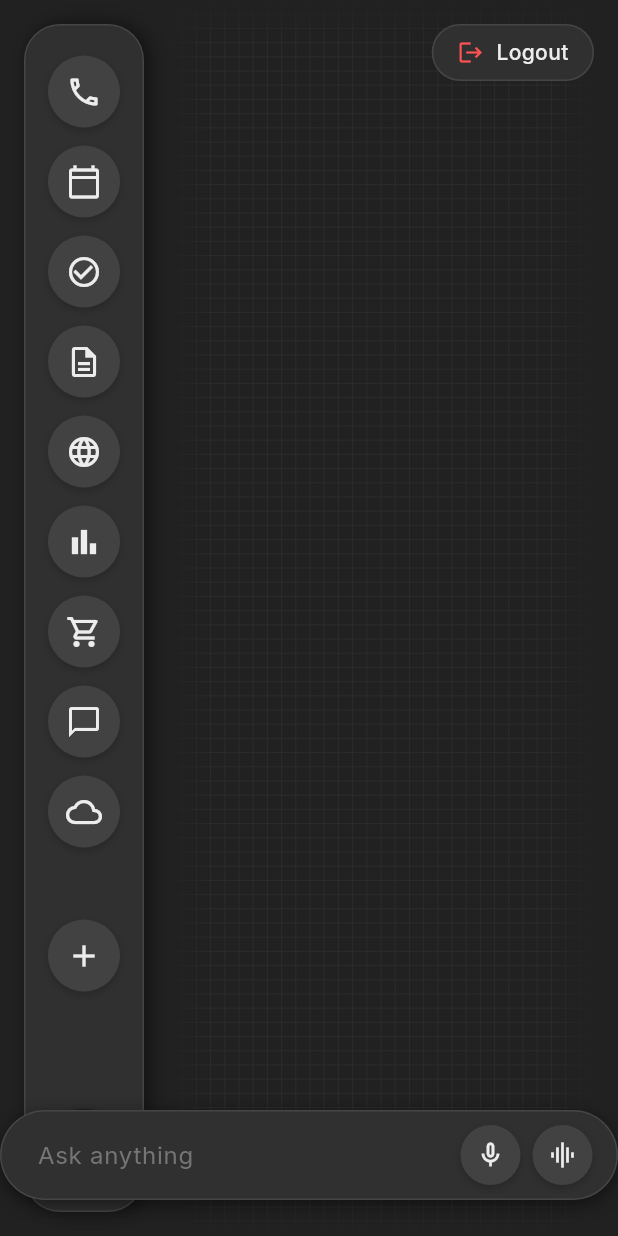
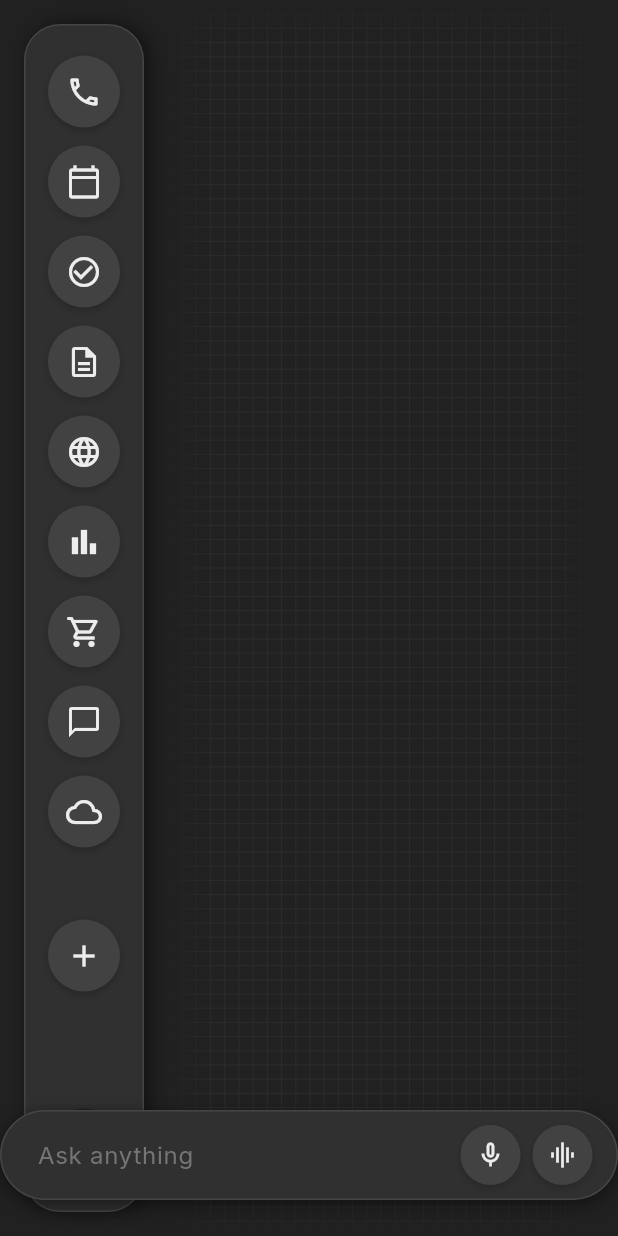
Before and after one commit to RomanSlack/VOS_frontend, a Flutter app: the HomePage screen opened by its route, on a phone screen of 412 x 824 dp. Run offline on Flutter 3.47's test engine with Material 3 defaults, Android fonts, the phone set to English and light mode, and no system bars; our stand-ins replace dio, flutter_highlight, flutter_linkify, flutter_markdown, flutter_screenutil, fluttertoast and 9 more; missing offline and left inert: markdown; accounts and stored records are empty; generated files the repository leaves out were written again.

Commit message:
feat(ui): add profile dialog and move logout to user icon
- Create new ProfileDialog component with user info and logout
- Wire profile dialog to person icon in app rail
- Remove logout button from top-right corner of home page
- Dialog shows username and session ID with clean dark theme styling

```diff
--- a/lib/presentation/pages/home/home_page.dart
+++ b/lib/presentation/pages/home/home_page.dart
@@ -1,12 +1,10 @@
 import 'package:flutter/material.dart';
-import 'package:go_router/go_router.dart';
 import 'package:vos_app/presentation/widgets/app_rail.dart';
 import 'package:vos_app/presentation/widgets/input_bar.dart';
 import 'package:vos_app/presentation/widgets/workspace.dart';
 import 'package:vos_app/presentation/widgets/modal_limit_notification.dart';
+import 'package:vos_app/presentation/widgets/vos_modal.dart';
 import 'package:vos_app/core/modal_manager.dart';
-import 'package:vos_app/core/services/auth_service.dart';
-import 'package:vos_app/core/router/app_routes.dart';
 
 class HomePage extends StatefulWidget {
   const HomePage({super.key});
@@ -33,15 +31,6 @@ class _HomePageState extends State<HomePage> {
   void dispose() {
     _modalManager?.dispose();
     super.dispose();
-  }
-
-  Future<void> _handleLogout(BuildContext context) async {
-    final authService = AuthService();
-    await authService.logout();
-
-    if (context.mounted) {
-      context.go(AppRoutes.login);
-    }
   }
 
   @override
@@ -74,43 +63,6 @@ class _HomePageState extends State<HomePage> {
           _OptimizedModalStack(modalManager: _modalManager!),
           // Modal limit notification
           ModalLimitNotification(modalManager: _modalManager!),
-          // Logout button in top-right corner
-          Positioned(
-            top: 16,
-            right: 16,
-            child: Material(
-              color: Colors.transparent,
-              child: InkWell(
-                onTap: () => _handleLogout(context),
-                borderRadius: BorderRadius.circular(20),
-                child: Container(
-                  padding: const EdgeInsets.symmetric(horizontal: 16, vertical: 8),
-                  decoration: BoxDecoration(
-                    color: const Color(0xFF303030),
-                    borderRadius: BorderRadius.circular(20),
-                    border: Border.all(
-                      color: Colors.white.withOpacity(0.1),
-                    ),
-                  ),
-                  child: const Row(
-                    mainAxisSize: MainAxisSize.min,
-                    children: [
-                      Icon(Icons.logout, color: Color(0xFFFF5252), size: 18),
-                      SizedBox(width: 8),
-                      Text(
-                        'Logout',
-                        style: TextStyle(
-                          color: Color(0xFFEDEDED),
-                          fontSize: 14,
-                          fontWeight: FontWeight.w500,
-                        ),
-                      ),
-                    ],
-                  ),
-                ),
-              ),
-            ),
-          ),
           Align(
             alignment: Alignment.bottomCenter,
             child: InputBar(modalManager: _modalManager!),
@@ -135,10 +87,15 @@ class _OptimizedModalStack extends StatelessWidget {
       listenable: modalManager,
       builder: (context, child) {
         final openModals = modalManager.openModals;
+        final minimizedModals = modalManager.minimizedModals;
 
-        // Only rebuild when modal list actually changes
+        // Combine all modals into one list to maintain consistent keys
+        final allModals = [...openModals, ...minimizedModals];
+
+        // Render all modals with consistent keys
+        // Modals handle their own visibility based on state
         return Stack(
-          children: openModals.map((modalInstance) {
+          children: allModals.map((modalInstance) {
             return KeyedSubtree(
               key: ValueKey(modalInstance.appId),
               child: modalInstance.modal,
--- a/lib/presentation/widgets/app_rail.dart
+++ b/lib/presentation/widgets/app_rail.dart
@@ -2,6 +2,7 @@ import 'package:flutter/material.dart';
 import 'package:font_awesome_flutter/font_awesome_flutter.dart';
 import 'package:vos_app/presentation/widgets/circle_icon.dart';
 import 'package:vos_app/presentation/widgets/app_icon.dart';
+import 'package:vos_app/presentation/widgets/profile_dialog.dart';
 import 'package:vos_app/core/modal_manager.dart';
 
 class AppRail extends StatelessWidget {
@@ -122,13 +123,20 @@ class AppRail extends StatelessWidget {
           const Spacer(),
 
           // User icon at bottom with special styling
-          CircleIcon(
-            icon: Icons.person_outline,
-            size: iconSize,
-            useFontAwesome: false,
-            backgroundColor: const Color(0xFF303030),
-            borderColor: const Color(0xFF212121),
-            onPressed: () {},
+          Builder(
+            builder: (context) => CircleIcon(
+              icon: Icons.person_outline,
+              size: iconSize,
+              useFontAwesome: false,
+              backgroundColor: const Color(0xFF303030),
+              borderColor: const Color(0xFF212121),
+              onPressed: () {
+                showDialog(
+                  context: context,
+                  builder: (context) => const ProfileDialog(),
+                );
+              },
+            ),
           ),
           const SizedBox(height: 20),
         ],
```
Also changed, not shown: lib/presentation/widgets/profile_dialog.dart (added, +219 -0 lines).
